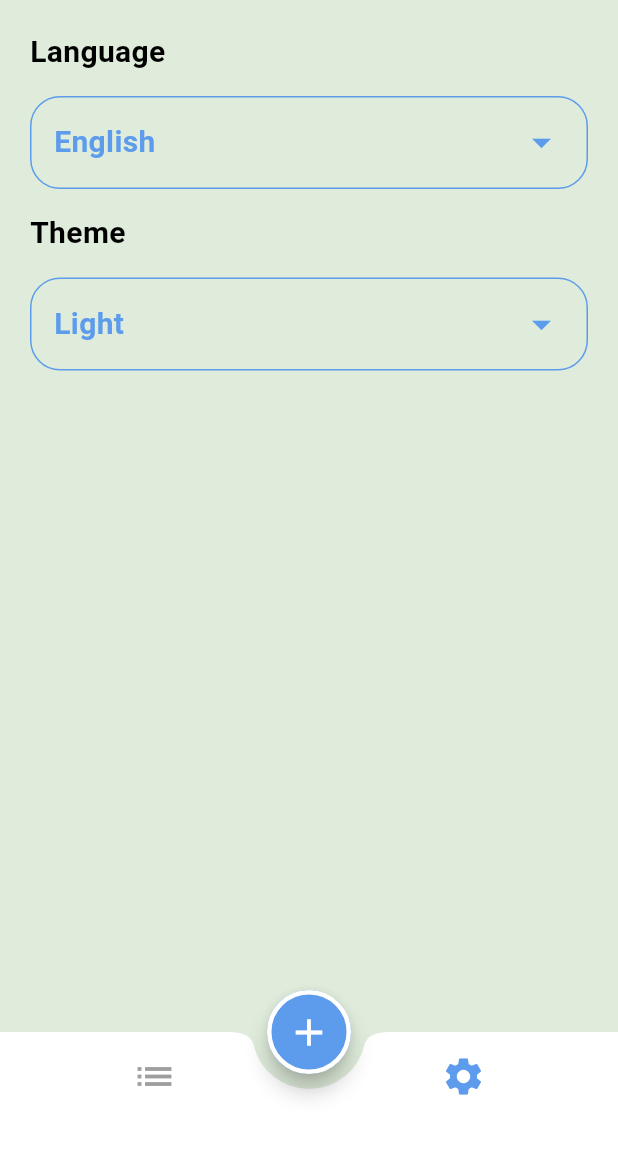
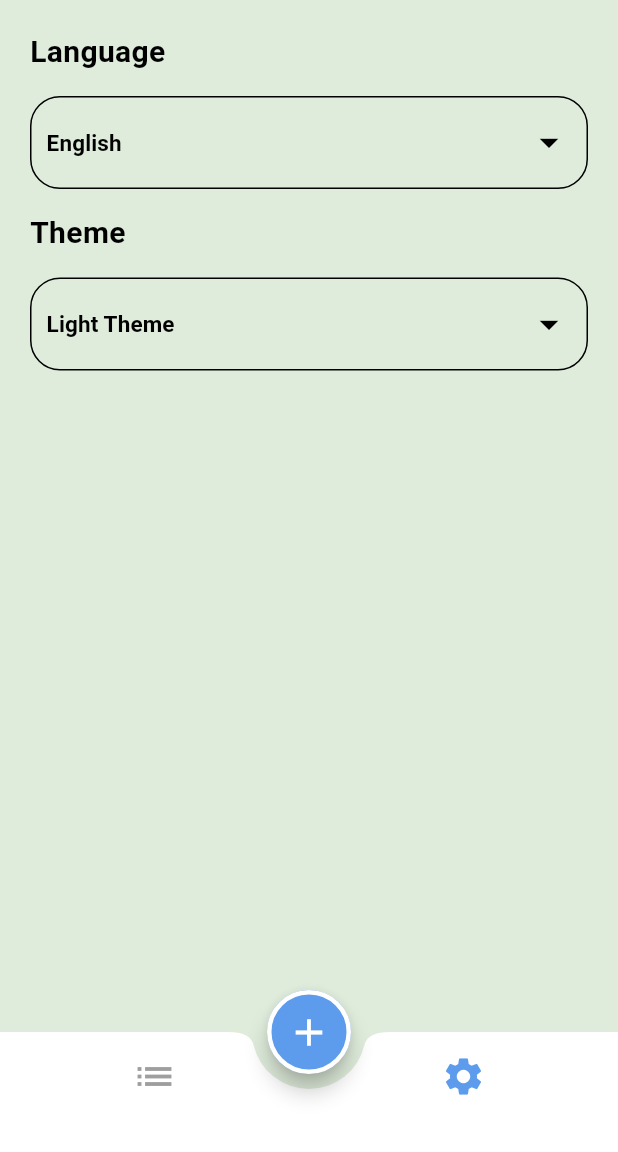
Before and after one commit to heshamgasser/new_todo_app, a Flutter app: the screen it shows after launch, item 2 of the bottom bar chosen, on a phone screen of 412 x 824 dp, the part 84-1236 px from its top. Run offline on Flutter 3.47's test engine with Material 2 defaults, Android fonts, the phone set to English and light mode, and no system bars; our stand-ins replace google_fonts, shared_preferences; generated files the repository leaves out were written again.

Commit message:
setup language and theme mode

```diff
--- a/lib/home_layout/home_layout.dart
+++ b/lib/home_layout/home_layout.dart
@@ -1,5 +1,6 @@
 import 'package:app_template/provider/home_layout_provider.dart';
 import 'package:flutter/material.dart';
+import 'package:flutter_gen/gen_l10n/app_localizations.dart';
 import 'package:provider/provider.dart';
 
 class HomeScreen extends StatelessWidget {
@@ -15,7 +16,7 @@ class HomeScreen extends StatelessWidget {
           extendBody: true,
           appBar: AppBar(
             title: Text(
-              'To Do List',
+              AppLocalizations.of(context)!.todoList,
               style: Theme.of(context).textTheme.titleLarge,
             ),
           ),
--- a/lib/l10n/app_ar.arb
+++ b/lib/l10n/app_ar.arb
@@ -9,6 +9,7 @@
   "addTask": "إضافة مهمة جديدة",
   "taskTitle": "أدخل عنوان مهمتك",
   "taskDetail": "أدخل تفاصيل مهمتك",
+  "taskDateTime": "تاريخ و وقت المهمة",
   "selectStartDate": "تاريخ البداية",
   "selectTaskDate": "تاريخ بداية المهمة",
   "selectEndDate": "تاريخ النهاية",
--- a/lib/l10n/app_en.arb
+++ b/lib/l10n/app_en.arb
@@ -9,6 +9,7 @@
   "addTask": "Add New task",
   "taskTitle": "Enter Your Task Title",
   "taskDetail": "Enter Your Task Details",
+  "taskDateTime": "Task Date & Time",
   "selectStartDate": "Select Start Date",
   "selectTaskDate": "Select Task Date",
   "selectEndDate": "Select End Date",
--- a/lib/main.dart
+++ b/lib/main.dart
@@ -1,12 +1,14 @@
 import 'package:app_template/home_layout/home_layout.dart';
+import 'package:app_template/provider/app_provider.dart';
 import 'package:app_template/shared/style/myThemeData.dart';
 import 'package:flutter/material.dart';
+import 'package:flutter_gen/gen_l10n/app_localizations.dart';
 import 'package:flutter_localizations/flutter_localizations.dart';
-import 'package:flutter_gen/gen_l10n/app_localizations.dart';
-
+import 'package:provider/provider.dart';
 
 void main() {
-  runApp(AppTemplate());
+  runApp(ChangeNotifierProvider(
+      create: (context) => AppProvider(), child: AppTemplate()));
 }
 
 class AppTemplate extends StatelessWidget {
@@ -14,10 +16,13 @@ class AppTemplate extends StatelessWidget {
 
   @override
   Widget build(BuildContext context) {
+    var appProvider = Provider.of<AppProvider>(context);
+    appProvider.getSharedPreferences();
     return MaterialApp(
       debugShowCheckedModeBanner: false,
       theme: MyThemeData.lightTheme,
       darkTheme: MyThemeData.darkTheme,
+      themeMode: appProvider.themeMode,
       localizationsDelegates: [
         AppLocalizations.delegate, // Add this line
         GlobalMaterialLocalizations.delegate,
@@ -28,7 +33,7 @@ class AppTemplate extends StatelessWidget {
         Locale('en'), // English
         Locale('ar'), // Arabic
       ],
-
+      locale: Locale(appProvider.language),
       initialRoute: HomeScreen.routeName,
       routes: {
         HomeScreen.routeName: (context) => HomeScreen(),
--- a/lib/screens/setting_screen.dart
+++ b/lib/screens/setting_screen.dart
@@ -1,29 +1,45 @@
-import 'package:app_template/screens/widget/setting/setting_custom_container.dart';
+import 'package:app_template/provider/app_provider.dart';
+import 'package:app_template/screens/widget/setting/language_sheet.dart';
+import 'package:app_template/screens/widget/setting/setting_menu.dart';
+import 'package:app_template/screens/widget/setting/theme_sheet.dart';
 import 'package:flutter/material.dart';
+import 'package:flutter_gen/gen_l10n/app_localizations.dart';
+import 'package:provider/provider.dart';
 
 class SettingScreen extends StatelessWidget {
   const SettingScreen({Key? key}) : super(key: key);
 
   @override
   Widget build(BuildContext context) {
+    var settingProvider = Provider.of<AppProvider>(context);
     return Padding(
       padding: const EdgeInsets.all(20.0),
       child: Column(
         crossAxisAlignment: CrossAxisAlignment.stretch,
         children: [
           Text(
-            'Language',
+            AppLocalizations.of(context)!.language,
             style: Theme.of(context).textTheme.bodyMedium,
           ),
           SizedBox(height: 15),
-          SettingCustomContainer('English'),
+          SettingMenuContainer(
+            text: settingProvider.language == 'en'
+                ? AppLocalizations.of(context)!.english
+                : AppLocalizations.of(context)!.arabic,
+            widgetFunction: LanguageSheetWidget(),
+          ),
           SizedBox(height: 15),
           Text(
-            'Theme',
+            AppLocalizations.of(context)!.theme,
             style: Theme.of(context).textTheme.bodyMedium,
           ),
           SizedBox(height: 15),
-          SettingCustomContainer('Light'),
+          SettingMenuContainer(
+            text: settingProvider.themeMode == ThemeMode.light
+                ? AppLocalizations.of(context)!.light
+                : AppLocalizations.of(context)!.dark,
+            widgetFunction: ThemeSheetWidget(),
+          ),
         ],
       ),
     );
--- a/lib/screens/widget/setting/setting_custom_container.dart
+++ /dev/null
@@ -1,92 +0,0 @@
-import 'package:flutter/material.dart';
-
-class SettingCustomContainer extends StatelessWidget {
-  String text;
-
-  SettingCustomContainer(this.text);
-
-  @override
-  Widget build(BuildContext context) {
-    return InkWell(
-      onTap: () {
-        onTapped(context);
-      },
-      child: Container(
-        padding: EdgeInsets.all(15),
-        decoration: BoxDecoration(
-          border: Border.all(color: Theme.of(context).primaryColor),
-          borderRadius: BorderRadius.circular(20),
-        ),
-        child: Row(
-          children: [
-            Text(
-              text,
-              style: Theme.of(context)
-                  .textTheme
-                  .bodyMedium!
-                  .copyWith(color: Theme.of(context).primaryColor),
-            ),
-            Spacer(),
-            Icon(
-              Icons.arrow_drop_down,
-              size: 30,
-              color: Theme.of(context).primaryColor,
-            )
-          ],
-        ),
-      ),
-    );
-  }
-
-  void onTapped(BuildContext context) {
-    showModalBottomSheet(
-      isScrollControlled: true,
-      context: context,
-      builder: (context) {
-        return Padding(
-          padding: const EdgeInsets.all(20.0),
-          child: Column(
-            mainAxisSize: MainAxisSize.min,
-            children: [
-              Row(
-                children: [
-                  Text(
-                    'English',
-                    style: Theme.of(context)
-                        .textTheme
-                        .bodyMedium!
-                        .copyWith(color: Theme.of(context).primaryColor),
-                  ),
-                  Spacer(),
-                  Icon(
-                    Icons.done,
-                    size: 30,
-                    color: Theme.of(context).primaryColor,
-                  )
-                ],
-              ),
-              SizedBox(height: 30),
-              Row(
-                children: [
-                  Text(
-                    'Arabic',
-                    style: Theme.of(context)
-                        .textTheme
-                        .bodyMedium!
-                        .copyWith(color: Theme.of(context).primaryColor),
-                  ),
-                  Spacer(),
-                  Icon(
-                    Icons.done,
-                    size: 30,
-                    color: Theme.of(context).primaryColor,
-                  )
-                ],
-              ),
-            ],
-          ),
-        );
-      },
-    );
-  }
-}
--- /dev/null
+++ b/lib/screens/widget/setting/setting_menu.dart
@@ -0,0 +1,49 @@
+import 'package:flutter/material.dart';
+
+class SettingMenuContainer extends StatelessWidget {
+  String text;
+  Widget widgetFunction;
+
+  SettingMenuContainer(
+      {super.key, required this.text, required this.widgetFunction});
+
+  @override
+  Widget build(BuildContext context) {
+    return InkWell(
+      onTap: () {
+        showModalBottomSheet(
+          isScrollControlled: true,
+          context: context,
+          builder: (context) {
+            return widgetFunction;
+          },
+        );
+      },
+      child: Container(
+        padding: const EdgeInsets.symmetric(vertical: 15, horizontal: 10),
+        width: double.infinity,
+        decoration: BoxDecoration(
+          borderRadius: BorderRadius.circular(20),
+          border: Border.all(color: Theme.of(context).colorScheme.onSurface),
+        ),
+        child: Row(
+          children: [
+            Text(
+              text,
+              style: Theme.of(context)
+                  .textTheme
+                  .titleSmall!
+                  .copyWith(color: Theme.of(context).colorScheme.onSurface),
+            ),
+            const Spacer(),
+            Icon(
+              Icons.arrow_drop_down,
+              size: 30,
+              color: Theme.of(context).colorScheme.onSurface,
+            ),
+          ],
+        ),
+      ),
+    );
+  }
+}
```
Also changed, not shown: lib/screens/widget/add_task/add_note_modalSheet.dart (+9 -7 lines), lib/screens/widget/setting/language_sheet.dart (added, +84 -0 lines), lib/screens/widget/setting/theme_sheet.dart (added, +86 -0 lines).
